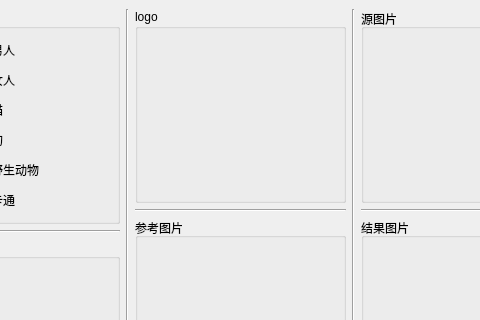
Old version of the form newStar.ui in the repository yuxinghuo/stargan-window; both pictures show x 99 to 579 and y 0 to 320 of the 1100 by 700 pixel window.
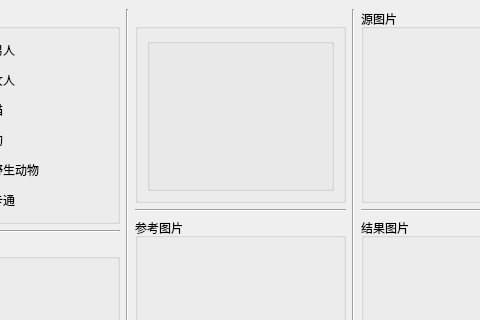
New version of the form.

Commit message: 修改界面

```diff
--- a/newStar.ui
+++ b/newStar.ui
@@ -144,14 +144,11 @@
       <item>
        <widget class="QGroupBox" name="logoGroup">
         <property name="title">
-         <string>logo</string>
+         <string> </string>
         </property>
         <layout class="QHBoxLayout" name="horizontalLayout_3">
          <item>
-          <widget class="QLabel" name="logoImg">
-           <property name="text">
-            <string/>
-           </property>
+          <widget class="QGroupBox" name="logoImg">
           </widget>
          </item>
         </layout>
```
The commit also changes 2 other files.
